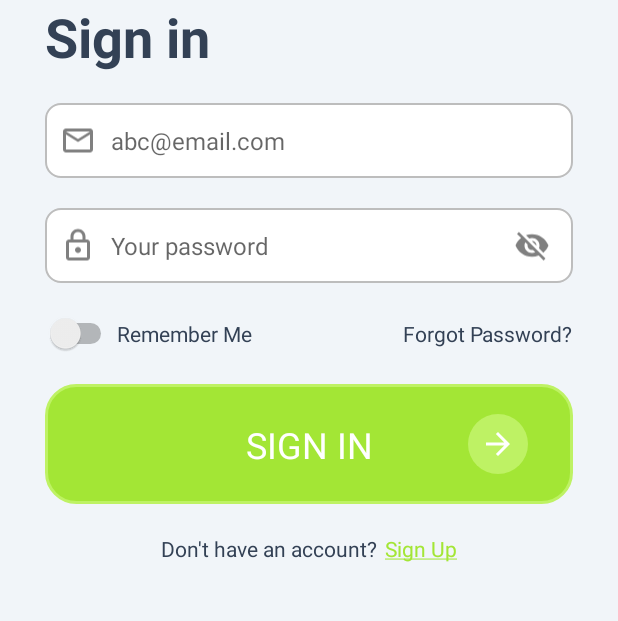
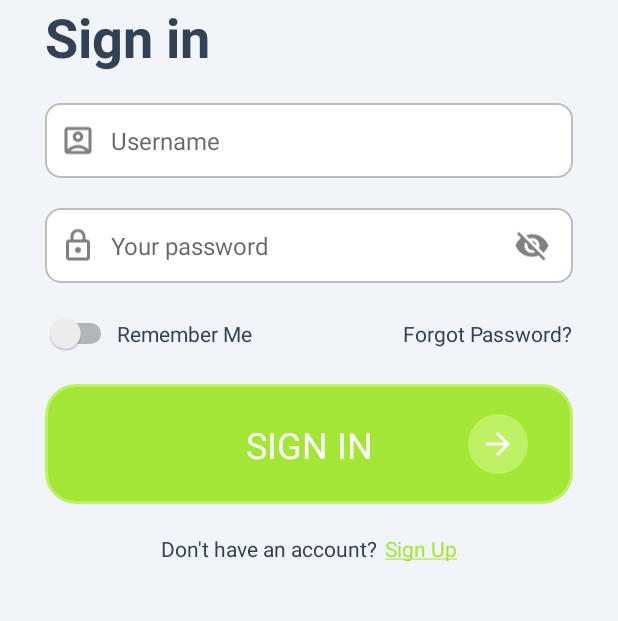
Before and after one commit to Peeraya2024/GrootClub, an Android app: the SignInActivity screen opened directly, with no data from a screen before it, on a phone screen of 412 x 824 dp, the part 487-1108 px from its top. Run offline under Robolectric (Android 15) with nearby library versions, the phone set to English and light mode, and no system bars.

Commit message:
edit field username

```diff
--- a/app/src/main/res/layout/activity_login.xml
+++ b/app/src/main/res/layout/activity_login.xml
@@ -54,18 +54,18 @@
                 android:id="@+id/imvEmail"
                 android:layout_width="wrap_content"
                 android:layout_height="@dimen/margin50dp"
-                android:src="@drawable/ic_mail_outline"
+                android:src="@drawable/ic_account_outline"
                 app:layout_constraintBottom_toBottomOf="@+id/lyEmail"
                 app:layout_constraintStart_toStartOf="@+id/lyEmail"
                 app:layout_constraintTop_toTopOf="@+id/lyEmail" />
 
             <EditText
-                android:id="@+id/etEmail"
+                android:id="@+id/etUsername"
                 style="@style/TextInput16"
                 android:layout_width="0dp"
                 android:layout_height="match_parent"
                 android:background="@null"
-                android:hint="@string/hint_abc_email_com"
+                android:hint="@string/username"
                 android:imeOptions="actionNext"
                 android:inputType="textEmailAddress"
                 android:paddingStart="@dimen/margin10dp"
--- a/app/src/main/res/values/strings.xml
+++ b/app/src/main/res/values/strings.xml
@@ -16,6 +16,7 @@
     <string name="full_name">Full name</string>
     <string name="your_password">Your password</string>
     <string name="hint_abc_email_com">abc@email.com</string>
+    <string name="username">Username</string>
     <string name="confirm_password">Confirm password</string>
     <string name="forgot_password">Forgot Password?</string>
     <!-- TODO: Remove or change this placeholder text -->
```
Also changed, not shown: app/src/main/java/com/example/grootclub/ui/signIn/SignInActivity.kt (+5 -5 lines).
